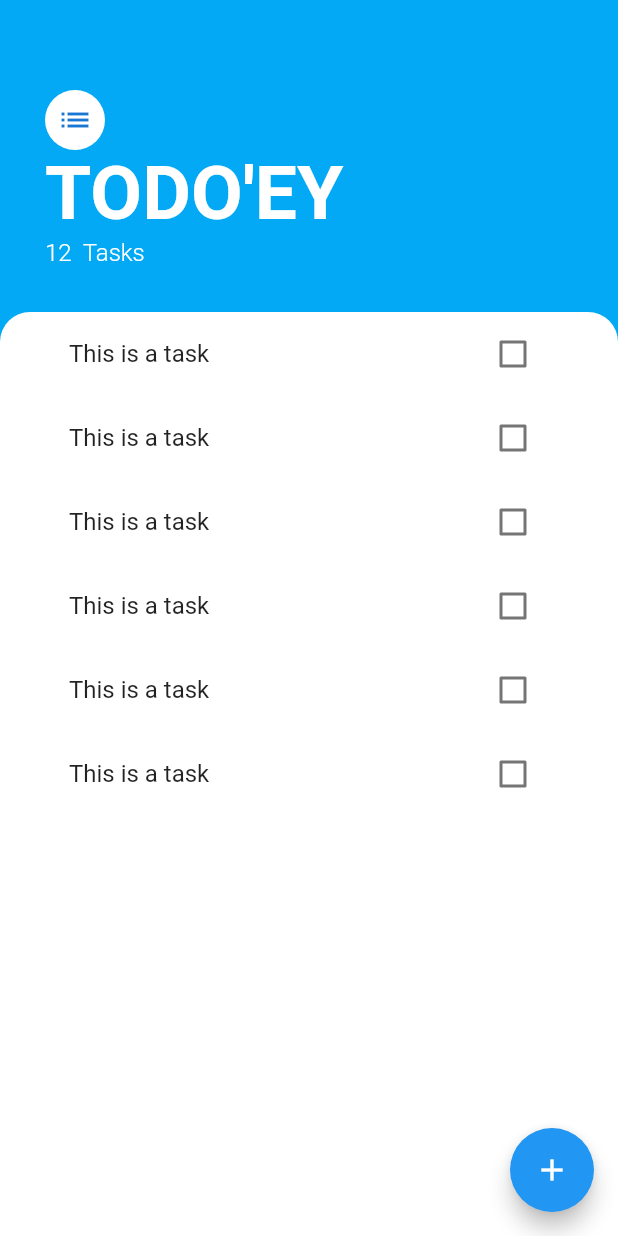
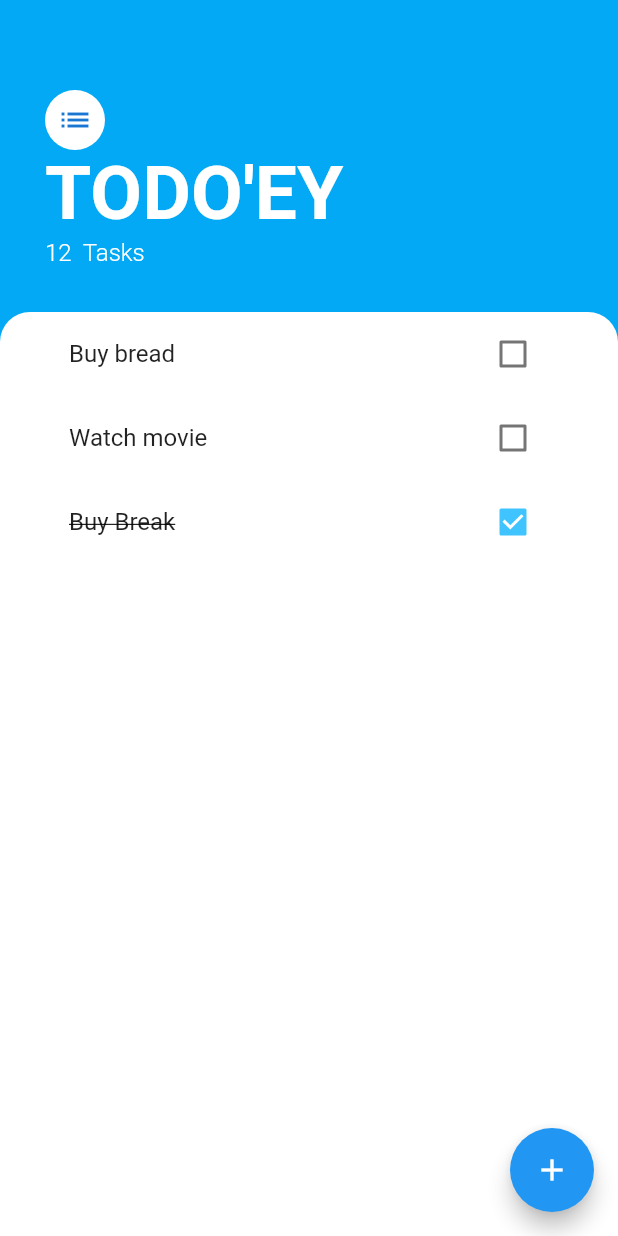
Before and after one commit to mannuelf/flutter-statemanagement, a Flutter app: the screen it shows after launch, on a phone screen of 412 x 824 dp. Run offline on Flutter 3.47's test engine with Material 2 defaults, Android fonts, the phone set to English and light mode, and no system bars.

Commit message:
add static list to tasks list with duplicated TaskTiles in builder

```diff
--- a/lib/widgets/tasks_list.dart
+++ b/lib/widgets/tasks_list.dart
@@ -5,19 +5,20 @@ import 'package:statemanagement/models/task.dart';
 import 'package:statemanagement/widgets/tasks_tile.dart';
 
 class TasksList extends StatelessWidget {
-  List<Task> tasks = [];
+  List<Task> tasks = [
+    Task(name: 'Buy bread', isDone: false),
+    Task(name: 'Watch movie ', isDone: false),
+    Task(name: 'Buy Break', isDone: true)
+  ];
 
   TasksList({Key? key}) : super(key: key);
 
   @override
   Widget build(BuildContext context) {
     return ListView(children: <Widget>[
-      TasksTile(),
-      TasksTile(),
-      TasksTile(),
-      TasksTile(),
-      TasksTile(),
-      TasksTile(),
+      TasksTile(isChecked: tasks[0].isDone, taskTitle: tasks[0].name),
+      TasksTile(isChecked: tasks[1].isDone, taskTitle: tasks[1].name),
+      TasksTile(isChecked: tasks[2].isDone, taskTitle: tasks[2].name)
     ]);
   }
 }
--- a/lib/widgets/tasks_tile.dart
+++ b/lib/widgets/tasks_tile.dart
@@ -2,55 +2,33 @@
 
 import 'package:flutter/material.dart';
 
-class TasksTile extends StatefulWidget {
-  const TasksTile({Key? key}) : super(key: key);
+class TasksTile extends StatelessWidget {
+  final bool isChecked;
+  final String taskTitle;
 
-  @override
-  State<TasksTile> createState() => _TasksTileState();
-}
-
-class _TasksTileState extends State<TasksTile> {
-  // lifted state up to parent aka state class
-  bool isChecked = false;
+  const TasksTile({Key? key, required this.isChecked, required this.taskTitle})
+      : super(key: key);
 
   @override
   Widget build(BuildContext context) {
     return ListTile(
       title: Text(
-        'This is a task',
+        taskTitle,
         style: TextStyle(
             decoration: isChecked ? TextDecoration.lineThrough : null),
       ),
-      trailing: TaskCheckbox(
-        checkboxState: isChecked,
-        toggleCheckboxState: (bool checkboxState) {
-          setState(() {
-            isChecked = checkboxState;
-          });
-        },
+      trailing: Checkbox(
+        value: isChecked,
+        activeColor: Colors.lightBlueAccent,
+        onChanged: ((value) {}),
       ),
     );
   }
 }
 
-class TaskCheckbox extends StatelessWidget {
-  const TaskCheckbox(
-      {Key? key,
-      required this.checkboxState,
-      required this.toggleCheckboxState})
-      : super(key: key);
 
-  final bool checkboxState;
-  final Function toggleCheckboxState;
-
-  @override
-  Widget build(BuildContext context) {
-    return Checkbox(
-      value: checkboxState,
-      activeColor: Colors.lightBlueAccent,
-      onChanged: ((value) {
-        toggleCheckboxState;
-      }),
-    );
-  }
-}
+/*(bool checkboxState) {
+          setState(() {
+            isChecked = checkboxState;
+          })
+*/
```
